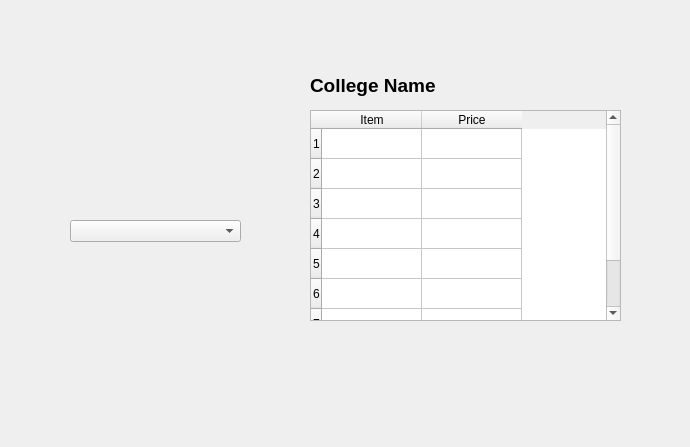
The window that CollegeTouring/displaysouvenirs.ui (belalzahran/CS_Project2_TheApplicants) describes before a commit, drawn with Qt 5.
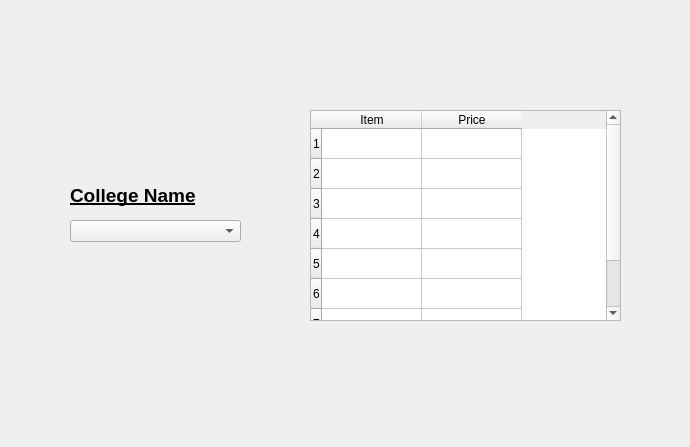
The same window after the commit.

The edit to the form file:
```diff
--- a/CollegeTouring/displaysouvenirs.ui
+++ b/CollegeTouring/displaysouvenirs.ui
@@ -63,14 +63,14 @@
   <widget class="QLabel" name="label">
    <property name="geometry">
     <rect>
-     <x>310</x>
-     <y>70</y>
-     <width>311</width>
+     <x>70</x>
+     <y>180</y>
+     <width>131</width>
      <height>31</height>
     </rect>
    </property>
    <property name="text">
-    <string>&lt;html&gt;&lt;head/&gt;&lt;body&gt;&lt;p&gt;&lt;span style=&quot; font-size:14pt; font-weight:700;&quot;&gt;College Name&lt;/span&gt;&lt;/p&gt;&lt;/body&gt;&lt;/html&gt;</string>
+    <string>&lt;html&gt;&lt;head/&gt;&lt;body&gt;&lt;p&gt;&lt;span style=&quot; font-size:14pt; font-weight:700; text-decoration: underline;&quot;&gt;College Name&lt;/span&gt;&lt;/p&gt;&lt;/body&gt;&lt;/html&gt;</string>
    </property>
    <property name="scaledContents">
     <bool>false</bool>
```
